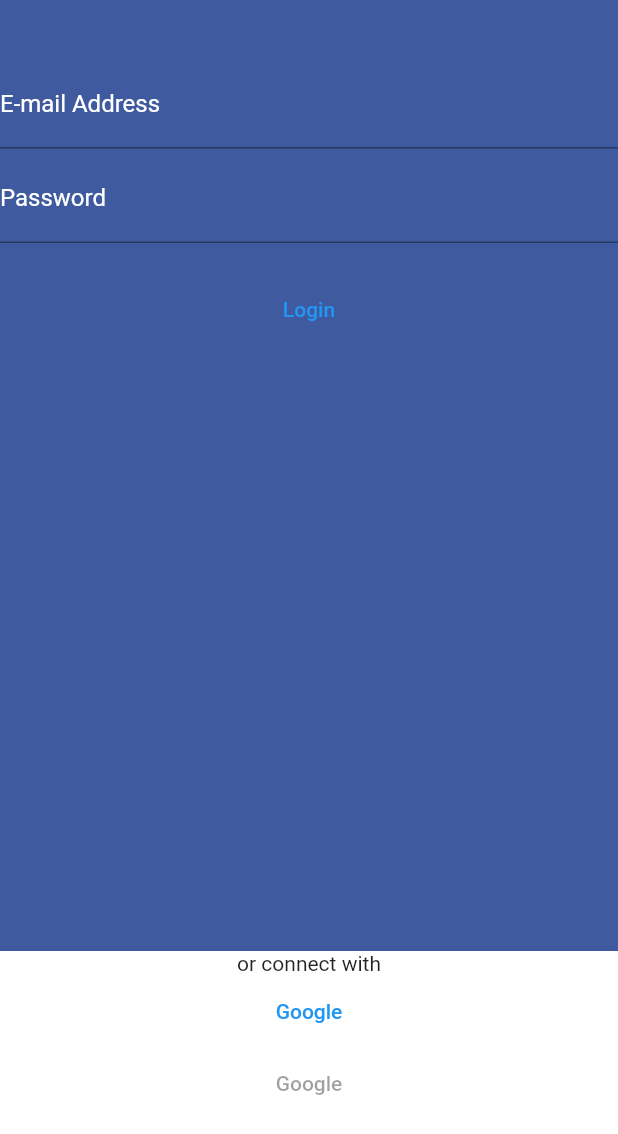
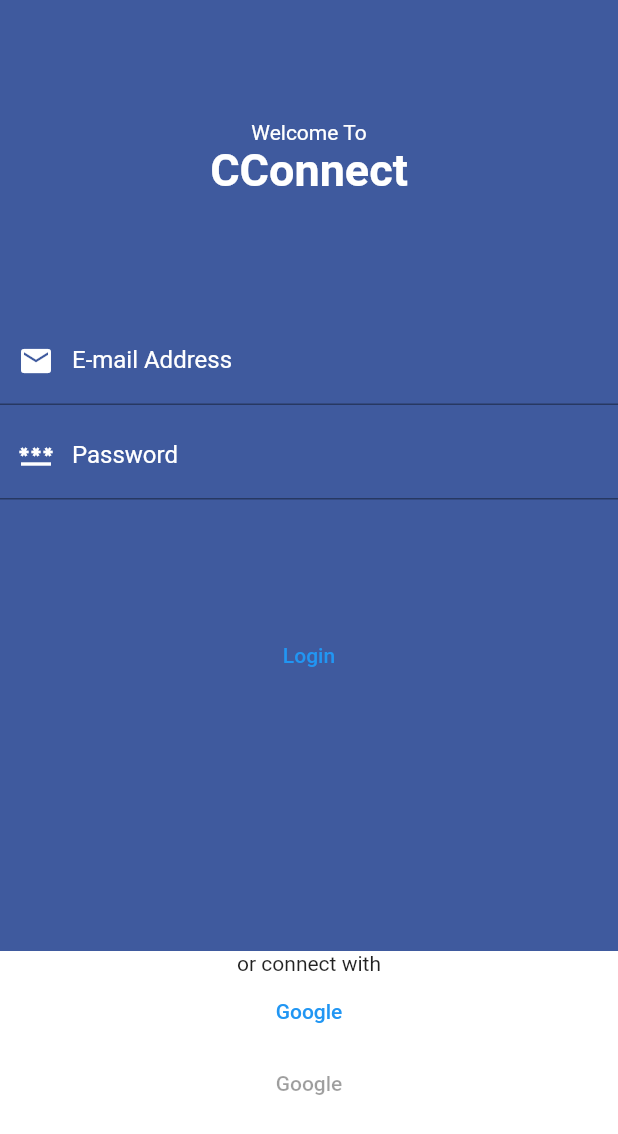
Before and after one commit to reynaldy23/CConnect, a Flutter app: the screen it shows after launch, after a tap on "Skip", after a tap on "Get Started", on a phone screen of 412 x 824 dp. Shown: the top 1134 px of the screen. Run offline on Flutter 3.47's test engine with Material 2 defaults, Android fonts, the phone set to English and light mode, and no system bars; our stand-ins replace firebase_core, get, google_fonts, smooth_page_indicator; missing offline and left inert: ms_undraw; accounts and stored records are empty.

Commit message:
checkpoint
firebase core & auth

```diff
--- a/lib/login.dart
+++ b/lib/login.dart
@@ -29,24 +29,43 @@ class _LoginState extends State<Login> {
         child: Column(
           // mainAxisAlignment: MainAxisAlignment.center,
           children: [
-            const SizedBox(height: 40),
+            const SizedBox(height: 80),
+            const Text(
+              'Welcome To',
+              style: TextStyle(color: Colors.white),
+            ),
+            const Text(
+              'CConnect',
+              style: TextStyle(
+                  color: Colors.white,
+                  fontSize: 30,
+                  fontWeight: FontWeight.bold),
+            ),
+            const SizedBox(height: 80),
             TextField(
               style: const TextStyle(color: Colors.white),
               controller: emailController,
               cursorColor: Colors.white,
               textInputAction: TextInputAction.next,
               decoration: const InputDecoration(
-                  labelText: 'E-mail Address',
-                  labelStyle: TextStyle(color: Colors.white)),
+
+                labelText: 'E-mail Address',
+                labelStyle: TextStyle(color: Colors.white),
+                prefixIcon: Icon(Icons.email, color: Colors.white),
+              ),
             ),
             const SizedBox(height: 4),
             TextField(
               controller: passwordController,
               textInputAction: TextInputAction.next,
-              decoration: const InputDecoration(labelText: 'Password', labelStyle: TextStyle(color: Colors.white)),
+              decoration: const InputDecoration(
+                labelText: 'Password',
+                labelStyle: TextStyle(color: Colors.white),
+                prefixIcon: Icon(Icons.password, color: Colors.white),
+              ),
               obscureText: true,
             ),
-            const SizedBox(height: 20),
+            const SizedBox(height: 80),
             TextButton(
               onPressed: () {},
               child: const Text('Login'),
--- a/lib/main.dart
+++ b/lib/main.dart
@@ -3,10 +3,14 @@ import 'package:get/get.dart';
 import 'package:ms_undraw/ms_undraw.dart';
 import 'package:smooth_page_indicator/smooth_page_indicator.dart';
 import 'package:google_fonts/google_fonts.dart';
+import 'package:firebase_core/firebase_core.dart';
 
 import 'login.dart';
 
-void main() {
+Future main() async {
+  WidgetsFlutterBinding.ensureInitialized();
+  await Firebase.initializeApp();
+
   runApp(const MyApp());
 }
 
--- a/pubspec.yaml
+++ b/pubspec.yaml
@@ -22,6 +22,8 @@ dependencies:
   ms_undraw: ^3.1.0+2
   shared_preferences: ^2.0.15
   smooth_page_indicator: ^1.0.0+2
+  cloud_firestore: ^3.2.1
+  firebase_core: ^1.19.1
 
 
 dev_dependencies:
```
Also changed, not shown: pubspec.lock, 3 other files.
